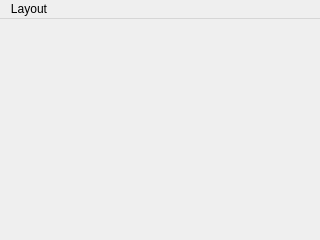
The window that apps/zxtune-qt/ui/mainwindow.ui (vitamin-caig/zxtune) describes before a commit, drawn with Qt 5.
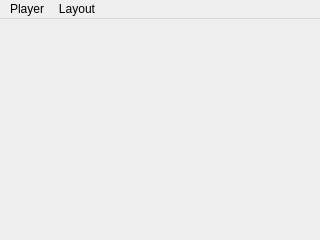
The same window after the commit. Icons and pictures are not drawn.

```diff
--- a/apps/zxtune-qt/ui/mainwindow.ui
+++ b/apps/zxtune-qt/ui/mainwindow.ui
@@ -50,6 +50,14 @@
      <string notr="true">Layout</string>
     </property>
    </widget>
+   <widget class="QMenu" name="menuFile">
+    <property name="title">
+     <string>Player</string>
+    </property>
+    <addaction name="separator"/>
+    <addaction name="actionQuit"/>
+   </widget>
+   <addaction name="menuFile"/>
    <addaction name="menuLayout"/>
   </widget>
  </widget>
```
Left out of the diff: 29 changed lines with no effect on the pictures.
